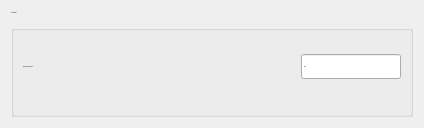
Before: the Qt Designer form sql_settings_form.ui in TrinhLab/CASPERapp, drawn with Qt 5.
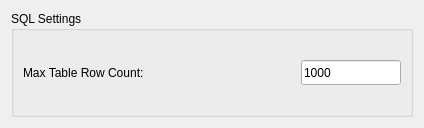
After: the same form once the commit is applied.

What changed in the file:
```diff
--- a/sql_settings_form.ui
+++ b/sql_settings_form.ui
@@ -19,7 +19,6 @@
      <property name="font">
       <font>
        <family>Arial</family>
-       <pointsize>-1</pointsize>
        <weight>50</weight>
        <italic>false</italic>
        <bold>false</bold>
```
Left out of the diff: 2 changed lines with no effect on the pictures.
